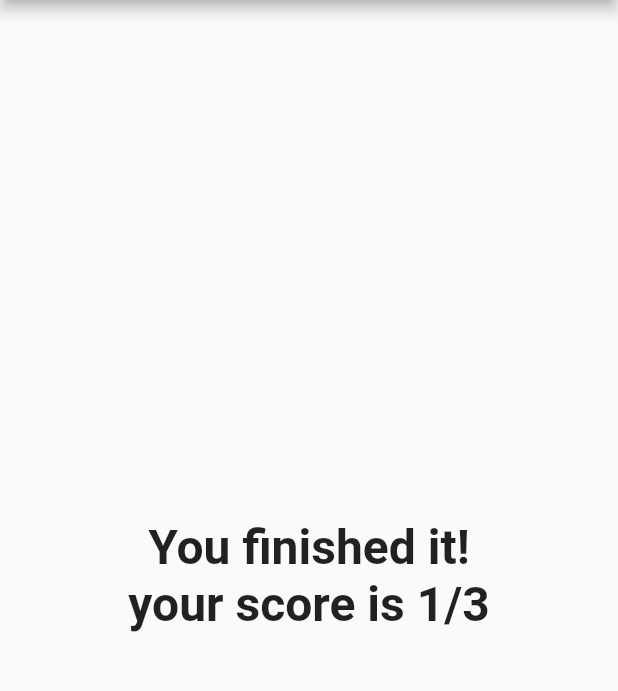
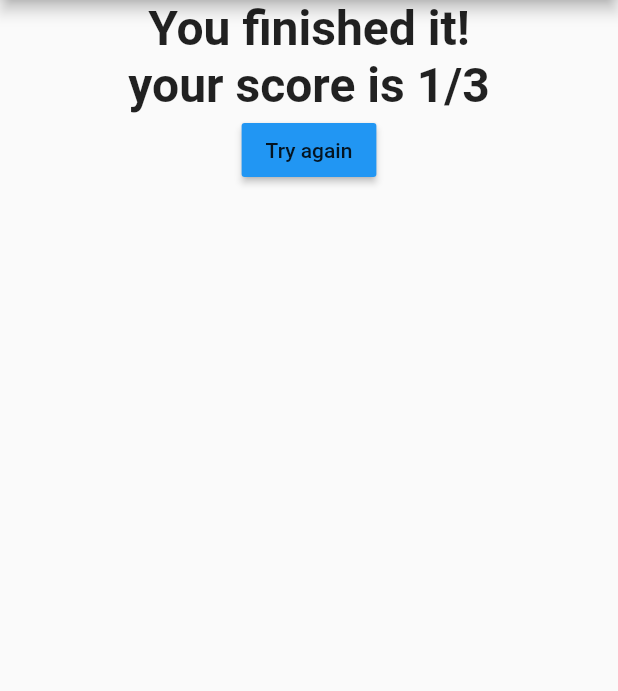
Before and after one commit to giuliano-macedo/flutter_udemy, a Flutter app: the screen it shows after launch, after a tap on "Empire State Building (USA)", after a tap on "São Paulo", after a tap on "Feathers?", on a phone screen of 412 x 824 dp, the part 84-775 px from its top. Run offline on Flutter 3.47's test engine with Material 2 defaults, Android fonts, the phone set to English and light mode, and no system bars.

Commit message:
reset button

```diff
--- a/hello_world/lib/main.dart
+++ b/hello_world/lib/main.dart
@@ -52,6 +52,13 @@ class _AppState extends State<App>{
       _score+=isCorrect?1:0;
 		});
 	}
+	void reset(){
+		setState(() {
+			_finished=false;
+			_questionIndex=0;
+			_score=0;
+		});
+	}
   Widget get body{
     if(!_finished){
 			return Column(children:
@@ -71,7 +78,9 @@ class _AppState extends State<App>{
 					]
 				);
 		}
-    return Center(
+    return Column(
+		children:<Widget>[
+			Center(
       			child: Text(
 					"You finished it!\nyour score is $_score/${_questions.length}",
 					textAlign: TextAlign.center,
@@ -80,7 +89,16 @@ class _AppState extends State<App>{
 						fontWeight: FontWeight.bold,
 					)
 				)
-      );
+			),
+			ButtonTheme(
+				child:
+					RaisedButton(
+						child:Text("Try again"),
+						onPressed: reset
+					)
+			)
+		]);
+
     }
 	@override
 	Widget build(BuildContext ctx){
```
Lines whose indentation alone changed are shown as unchanged.
